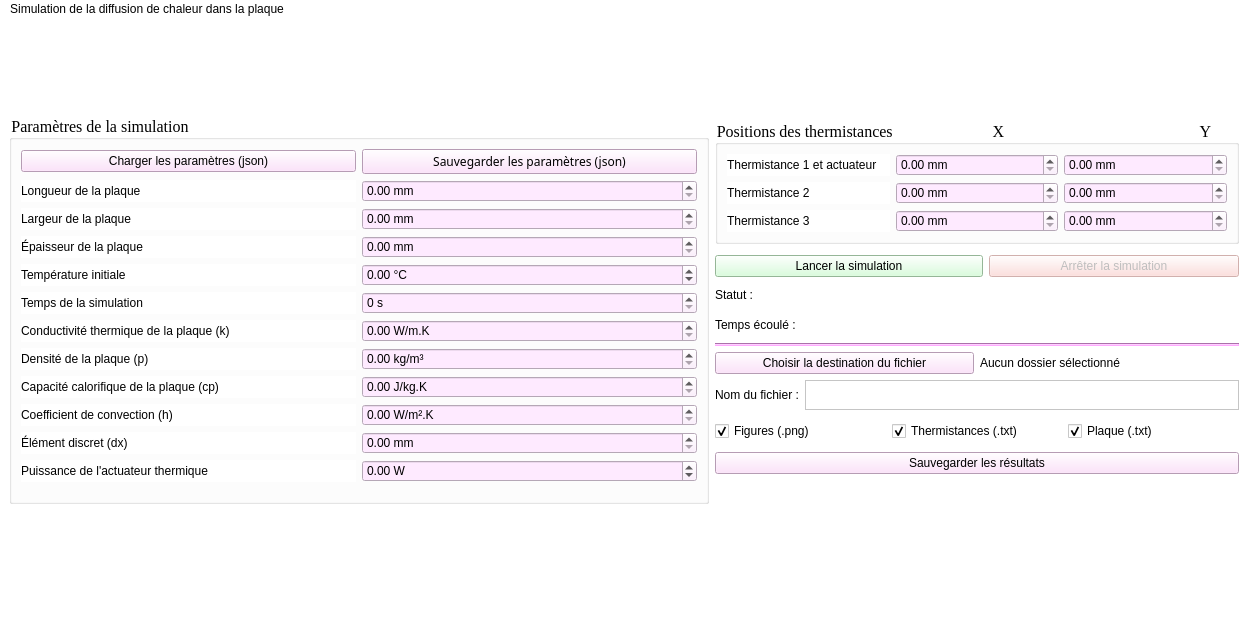
Above: simulation python/interface_simulateur.ui from mader143/simulateur-thermique before the change. Below: the same form after it.
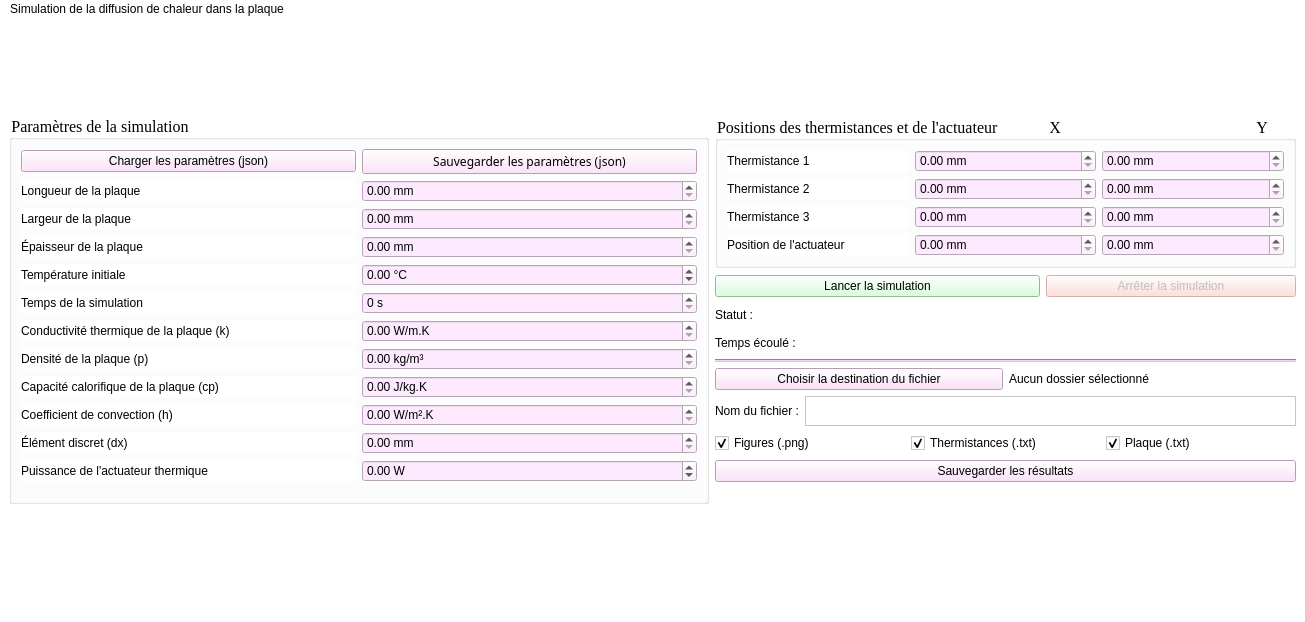
That is the form after the change.

Commit message: ajout de position de l'actuateur

Patch:
```diff
--- a/simulation python/interface_simulateur.ui
+++ b/simulation python/interface_simulateur.ui
@@ -341,7 +341,7 @@
           <property name="minimumSize">
            <size>
             <width>0</width>
-            <height>103</height>
+            <height>150</height>
            </size>
           </property>
           <property name="font">
@@ -351,7 +351,7 @@
            </font>
           </property>
           <property name="title">
-           <string>Positions des thermistances                         X                                                 Y</string>
+           <string>Positions des thermistances et de l'actuateur             X                                                 Y</string>
           </property>
           <layout class="QGridLayout" name="gridLayout">
            <item row="2" column="0">
@@ -390,7 +390,7 @@
            <item row="0" column="0">
             <widget class="QLabel" name="label_2">
              <property name="text">
-              <string>Thermistance 1 et actuateur</string>
+              <string>Thermistance 1</string>
              </property>
             </widget>
            </item>
@@ -453,6 +453,39 @@
              </property>
             </widget>
            </item>
+           <item row="3" column="0">
+            <widget class="QLabel" name="label_actuator">
+             <property name="text">
+              <string>Position de l'actuateur</string>
+             </property>
+            </widget>
+           </item>
+           <item row="3" column="1">
+            <widget class="QDoubleSpinBox" name="doubleSpinBox_act_x_m">
+             <property name="styleSheet">
+              <string notr="true">background-color: rgb(254, 234, 255);</string>
+             </property>
+             <property name="suffix">
+              <string> mm</string>
+             </property>
+             <property name="maximum">
+              <double>10000.000000000000000</double>
+             </property>
+            </widget>
+           </item>
+           <item row="3" column="2">
+            <widget class="QDoubleSpinBox" name="doubleSpinBox_act_y_m">
+             <property name="styleSheet">
+              <string notr="true">background-color: rgb(254, 234, 255);</string>
+             </property>
+             <property name="suffix">
+              <string> mm</string>
+             </property>
+             <property name="maximum">
+              <double>10000.000000000000000</double>
+             </property>
+            </widget>
+           </item>
           </layout>
          </widget>
         </item>
@@ -553,7 +586,7 @@
             <property name="minimumSize">
              <size>
               <width>0</width>
-              <height>24</height>
+              <height>20</height>
              </size>
             </property>
             <property name="text">
```
The commit also changes 3 other files.
